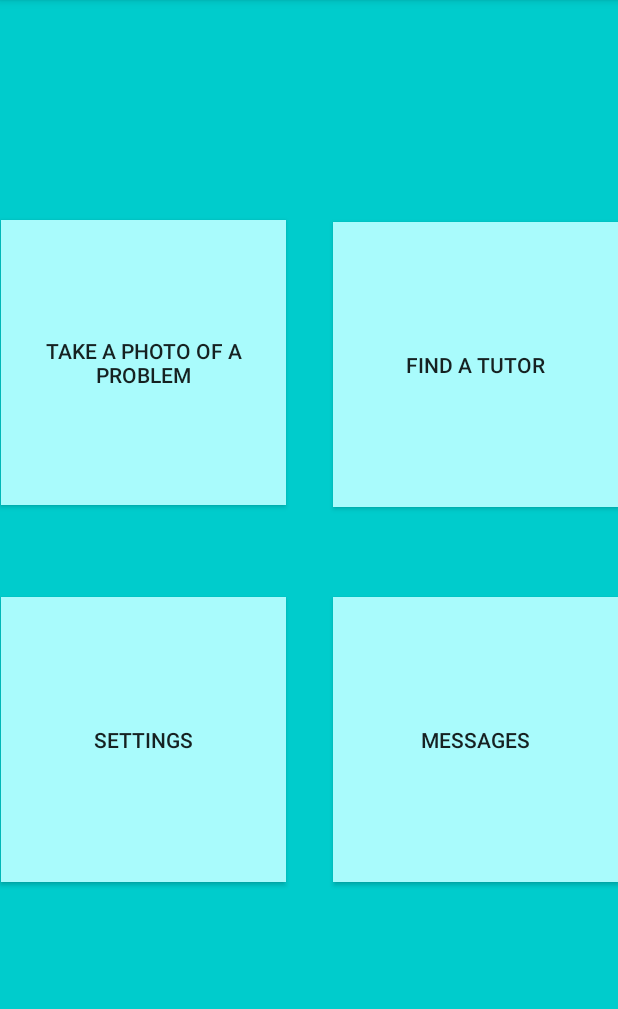
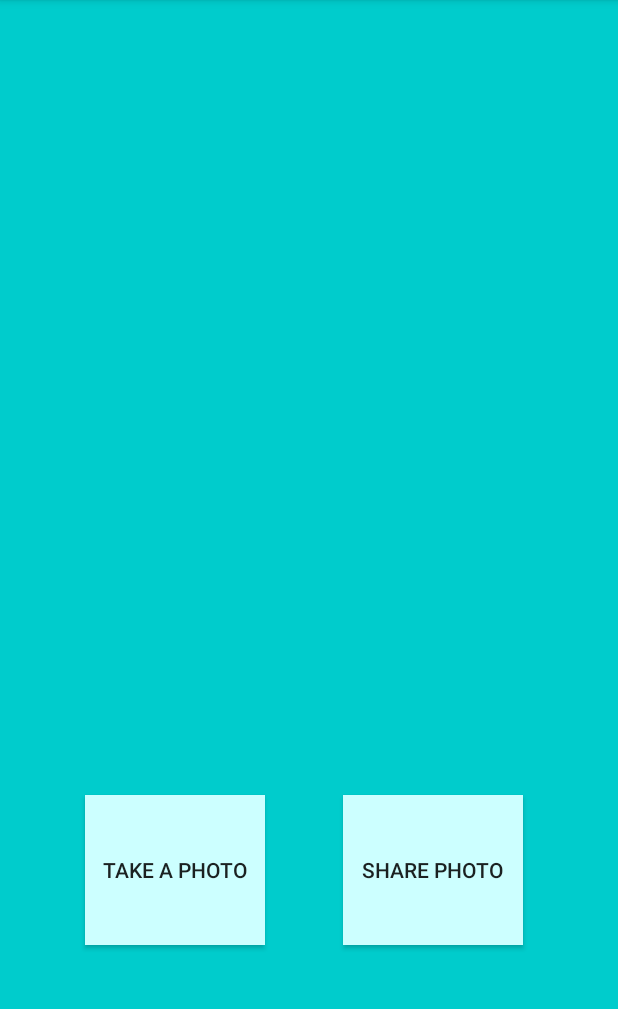
Before and after one commit to jsingh98/the_tutoring_app, an Android app: the studentDashboard screen opened directly, with no data from a screen before it, after a tap on "TAKE A PHOTO OF A PROBLEM", on a phone screen of 412 x 824 dp, the part 84-1093 px from its top. Run offline under Robolectric (Android 15) with nearby library versions, the phone set to English and light mode, and no system bars.

Commit message:
sprint 3, taking picture works

```diff
--- a/app/src/main/AndroidManifest.xml
+++ b/app/src/main/AndroidManifest.xml
@@ -9,7 +9,8 @@
         android:roundIcon="@mipmap/ic_launcher_round"
         android:supportsRtl="true"
         android:theme="@style/AppTheme">
-        <activity android:name=".tutor_dashboard"></activity>
+        <activity android:name=".picture"></activity>
+        <activity android:name=".tutor_dashboard" />
         <activity android:name=".splash" />
         <activity android:name=".studentDashboard" />
         <activity android:name=".tutorRegistration" />
@@ -23,4 +24,5 @@
         </activity>
     </application>
 
+
 </manifest>
--- a/app/src/main/java/com/example/thetutoringapp/MainActivity.java
+++ b/app/src/main/java/com/example/thetutoringapp/MainActivity.java
@@ -61,26 +61,6 @@ public class MainActivity extends AppCompatActivity {
         login = findViewById(R.id.button);
         register = findViewById(R.id.button2);
 
-//        mAuth.createUserWithEmailAndPassword(email.getText().toString(), pass.getText().toString())
-//                .addOnCompleteListener(this, new OnCompleteListener<AuthResult>() {
-//                    @Override
-//                    public void onComplete(@NonNull Task<AuthResult> task) {
-//                        if (task.isSuccessful()) {
-//                            // Sign in success, update UI with the signed-in user's information
-//                            //Log.d(TAG, "createUserWithEmail:success");
-//                            FirebaseUser user = mAuth.getCurrentUser();
-//                            //updateUI(user);
-//                        } else {
-//                            // If sign in fails, display a message to the user.
-//                           // Log.w(TAG, "createUserWithEmail:failure", task.getException());
-//                            Toast.makeText( MainActivity.this, "Authentication failed.",
-//                                    Toast.LENGTH_SHORT).show();
-//                          //  updateUI(null);
-//                        }
-//
-//                        // ...
-//                    }
-//                });
 
 
 
@@ -155,8 +135,8 @@ else {
         });
 
     }
-//        Intent i = new Intent(getApplicationContext(), studentDashboard.class);
-//        startActivity(i);
+        Intent i = new Intent(getApplicationContext(), studentDashboard.class);
+        startActivity(i);
     }
 
 
--- /dev/null
+++ b/app/src/main/java/com/example/thetutoringapp/picture.java
@@ -0,0 +1,61 @@
+package com.example.thetutoringapp;
+
+import androidx.appcompat.app.AppCompatActivity;
+
+import android.content.Intent;
+import android.graphics.Bitmap;
+import android.os.Bundle;
+import android.provider.MediaStore;
+import android.view.View;
+import android.widget.Button;
+import android.widget.ImageView;
+
+public class picture extends AppCompatActivity {
+
+    private ImageView myImage;
+    private Button button;
+
+
+
+    @Override
+    protected void onCreate(Bundle savedInstanceState) {
+        super.onCreate(savedInstanceState);
+        setContentView(R.layout.activity_picture);
+
+        myImage = findViewById(R.id.my);
+        button = findViewById(R.id.tbutton);
+
+        button.setOnClickListener(new View.OnClickListener() {
+            @Override
+            public void onClick(View view) {
+                takePicture(view);
+            }
+        });
+    }
+
+    public void takePicture() {
+        Intent i = new Intent(MediaStore.ACTION_IMAGE_CAPTURE);
+        startActivityForResult(i,0);
+    }
+
+    public void takePicture(View view) {
+        Intent i = new Intent(MediaStore.ACTION_IMAGE_CAPTURE);
+        startActivityForResult(i,0);
+
+    }
+    @Override
+    protected void onActivityResult(int requestCode, int resultCode, Intent data){
+        super.onActivityResult(requestCode, resultCode, data);
+        if(resultCode == RESULT_OK){
+            Bitmap b = (Bitmap)data.getExtras().get("data");
+            myImage.setImageBitmap(b);
+        }
+    }
+
+
+
+
+
+
+
+}
--- a/app/src/main/java/com/example/thetutoringapp/studentDashboard.java
+++ b/app/src/main/java/com/example/thetutoringapp/studentDashboard.java
@@ -6,6 +6,7 @@ import android.content.Intent;
 import android.net.Uri;
 import android.os.Bundle;
 import android.view.View;
+import android.widget.ImageView;
 
 import java.io.File;
 
@@ -19,12 +20,15 @@ public class studentDashboard extends AppCompatActivity {
 
     public void takePicture(View view) {
 
-//        final Intent shareIntent = new Intent(Intent.ACTION_SEND);
-//        shareIntent.setType("image/jpg");
-//        final File photoFile = new File(getFilesDir(), "foo.jpg");
-//        shareIntent.putExtra(Intent.EXTRA_STREAM, Uri.fromFile(photoFile));
-//        startActivity(Intent.createChooser(shareIntent, "Share image using"));
 
+//        Intent sharingIntent = new Intent(android.content.Intent.ACTION_SEND);
+//        sharingIntent.setType("text/plain");
+//        String shareBody = "Send a picture of your problem";
+//        sharingIntent.putExtra(android.content.Intent.EXTRA_SUBJECT, "Subject Here");
+//        sharingIntent.putExtra(android.content.Intent.EXTRA_TEXT, shareBody);
+//        startActivity(Intent.createChooser(sharingIntent, "Share via"));
+            Intent i = new Intent(this, picture.class);
+            startActivity(i);
 
     }
 }
--- /dev/null
+++ b/app/src/main/res/layout/activity_picture.xml
@@ -0,0 +1,47 @@
+<?xml version="1.0" encoding="utf-8"?>
+<androidx.constraintlayout.widget.ConstraintLayout xmlns:android="http://schemas.android.com/apk/res/android"
+    xmlns:app="http://schemas.android.com/apk/res-auto"
+    xmlns:tools="http://schemas.android.com/tools"
+    android:layout_width="match_parent"
+    android:background="#00CCCC"
+    android:layout_height="match_parent"
+    tools:context=".picture">
+
+    <Button
+        android:id="@+id/tbutton"
+        android:layout_width="120dp"
+        android:layout_height="100dp"
+        android:background="#CCFFFF"
+        android:onClick="takePicture"
+        android:text="@string/takephoto"
+        app:layout_constraintBottom_toBottomOf="parent"
+        app:layout_constraintEnd_toEndOf="parent"
+        app:layout_constraintHorizontal_bias="0.194"
+        app:layout_constraintStart_toStartOf="parent"
+        app:layout_constraintTop_toBottomOf="@+id/my" />
+
+    <ImageView
+        android:id="@+id/my"
+        android:layout_width="296dp"
+        android:layout_height="308dp"
+        app:layout_constraintBottom_toBottomOf="parent"
+        app:layout_constraintEnd_toEndOf="parent"
+        app:layout_constraintHorizontal_bias="0.495"
+        app:layout_constraintStart_toStartOf="parent"
+        app:layout_constraintTop_toTopOf="parent"
+        app:layout_constraintVertical_bias="0.182"
+        tools:srcCompat="@tools:sample/backgrounds/scenic" />
+
+    <Button
+        android:id="@+id/shareButton"
+        android:layout_width="120dp"
+        android:layout_height="100dp"
+        android:layout_marginStart="52dp"
+        android:background="#CCFFFF"
+        android:text="@string/share"
+        app:layout_constraintBottom_toBottomOf="parent"
+        app:layout_constraintEnd_toEndOf="parent"
+        app:layout_constraintHorizontal_bias="0.0"
+        app:layout_constraintStart_toEndOf="@+id/tbutton"
+        app:layout_constraintTop_toBottomOf="@+id/my" />
+</androidx.constraintlayout.widget.ConstraintLayout>
--- a/app/src/main/res/values/strings.xml
+++ b/app/src/main/res/values/strings.xml
@@ -27,5 +27,8 @@
     <string name="request">View Requests</string>
     <string name="viewPhotos">View Photos</string>
 
+    <string name="takephoto">Take a Photo</string>
+    <string name="share">Share Photo</string>
+
 
 </resources>
--- a/build.gradle
+++ b/build.gradle
@@ -7,7 +7,7 @@ buildscript {
 
     }
     dependencies {
-        classpath 'com.android.tools.build:gradle:3.5.2'
+        classpath 'com.android.tools.build:gradle:3.6.2'
         classpath 'com.google.gms:google-services:4.3.3'
         // NOTE: Do not place your application dependencies here; they belong
         // in the individual module build.gradle files
```
Also changed, not shown: gradle/wrapper/gradle-wrapper.properties, 1 other file.
